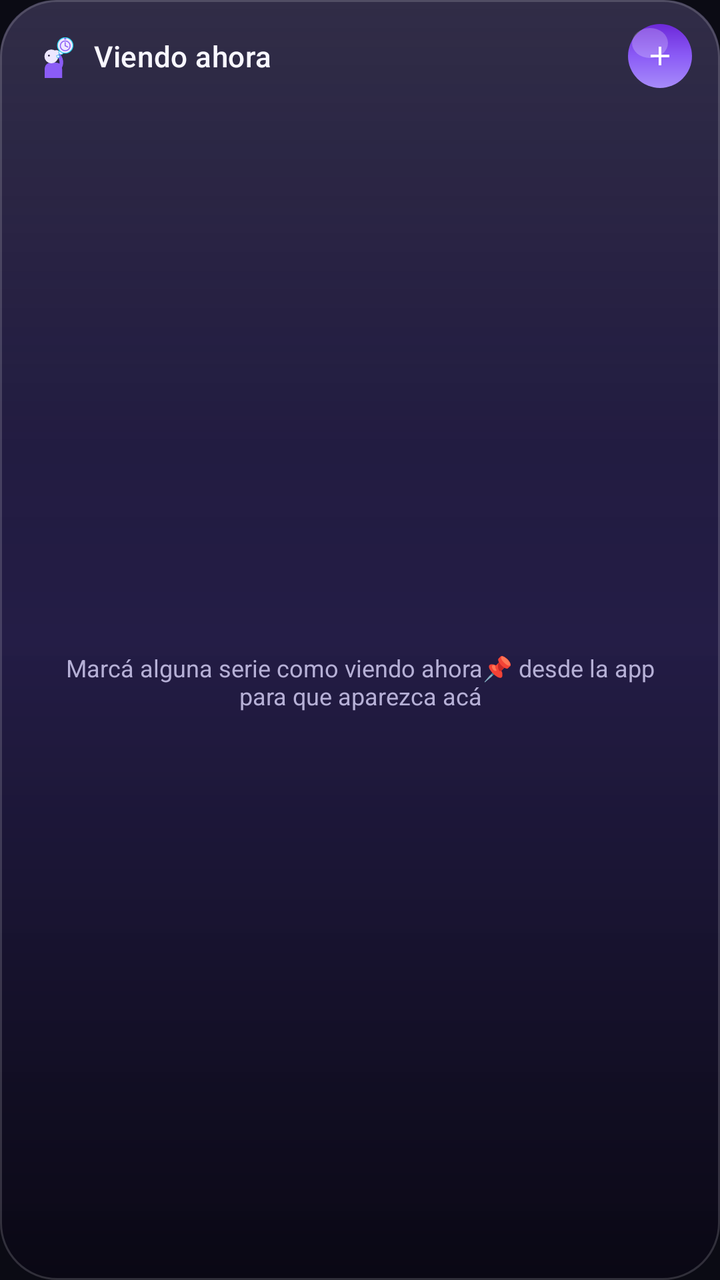
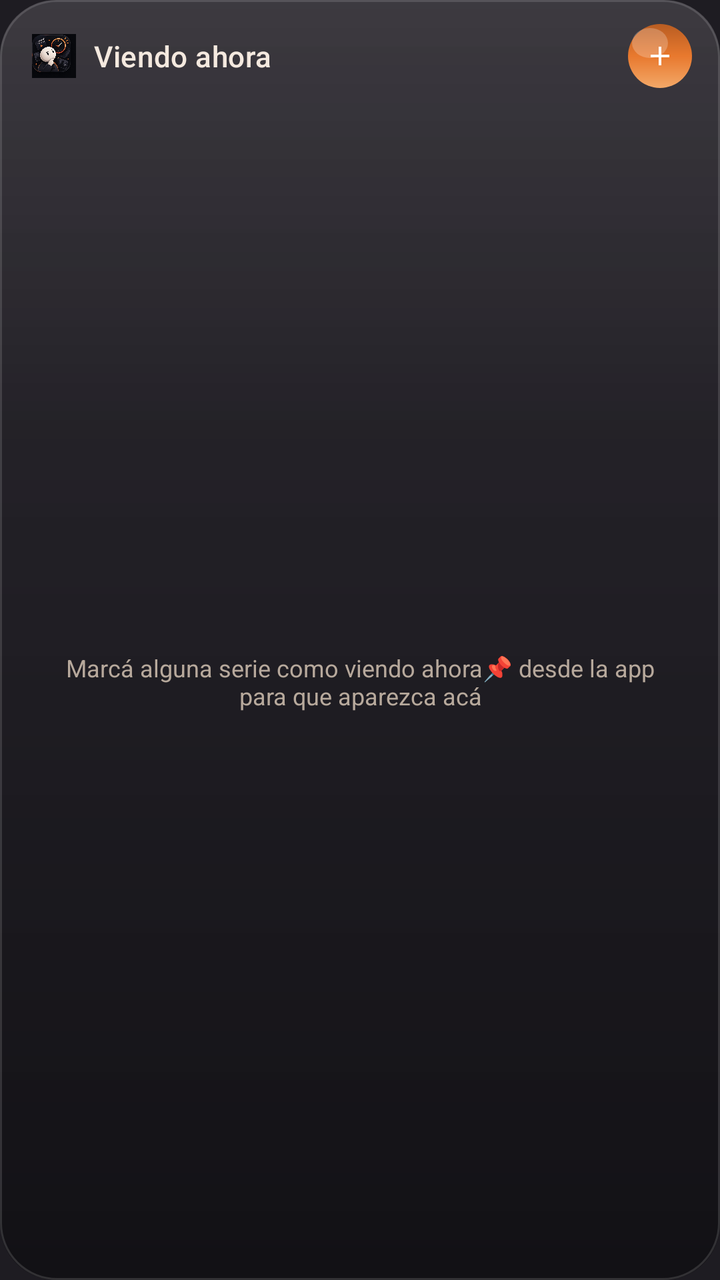

Screens rendered from an Android XML layout before and after an edit, with the pre-edit source and the edit as a unified diff.
<!-- AndroidManifest.xml: application theme Theme.DondeMierdaIba -->
<!-- res/layout/widget_series_list.xml -->
<?xml version="1.0" encoding="utf-8"?>
<LinearLayout xmlns:android="http://schemas.android.com/apk/res/android"
    android:layout_width="match_parent"
    android:layout_height="match_parent"
    android:background="@drawable/widget_background"
    android:orientation="vertical"
    android:padding="12dp">

    <LinearLayout
        android:layout_width="match_parent"
        android:layout_height="wrap_content"
        android:gravity="center_vertical"
        android:orientation="horizontal"
        android:paddingStart="4dp"
        android:paddingEnd="2dp"
        android:paddingBottom="10dp">

        <ImageView
            android:layout_width="22dp"
            android:layout_height="22dp"
            android:src="@drawable/ic_logo" />

        <TextView
            android:layout_width="0dp"
            android:layout_height="wrap_content"
            android:layout_weight="1"
            android:layout_marginStart="9dp"
            android:fontFamily="sans-serif-medium"
            android:letterSpacing="0.01"
            android:text="@string/widget_title"
            android:textColor="#F8F7FF"
            android:textSize="14.5sp" />

        <ImageView
            android:id="@+id/widgetBtnAdd"
            android:layout_width="32dp"
            android:layout_height="32dp"
            android:background="@drawable/widget_btn_add_circle"
            android:padding="8dp"
            android:src="@drawable/ic_widget_plus" />

    </LinearLayout>

    <FrameLayout
        android:layout_width="match_parent"
        android:layout_height="0dp"
        android:layout_weight="1">

        <ListView
            android:id="@+id/widgetListView"
            android:layout_width="match_parent"
            android:layout_height="match_parent"
            android:divider="@android:color/transparent"
            android:dividerHeight="8dp"
            android:listSelector="@android:color/transparent"
            android:scrollbars="none" />

        <TextView
            android:id="@+id/widgetEmptyView"
            android:layout_width="match_parent"
            android:layout_height="match_parent"
            android:gravity="center"
            android:paddingStart="20dp"
            android:paddingEnd="20dp"
            android:text="@string/widget_empty"
            android:textColor="#B6B0D6"
            android:textSize="12sp" />

    </FrameLayout>

</LinearLayout>
<!-- resources referenced by this layout -->
<resources>
  <!-- drawable ic_logo: vector/xml drawable (drawable, 2166 chars, omitted) -->
  <!-- drawable ic_widget_plus (drawable) -->
  <?xml version="1.0" encoding="utf-8"?>
  <vector xmlns:android="http://schemas.android.com/apk/res/android"
      android:width="16dp" android:height="16dp" android:viewportWidth="24" android:viewportHeight="24">
      <path android:fillColor="#FFFFFF" android:pathData="M19,13h-6v6h-2v-6H5v-2h6V5h2v6h6z"/>
  </vector>
  <!-- drawable widget_background (drawable) -->
  <?xml version="1.0" encoding="utf-8"?>
  <layer-list xmlns:android="http://schemas.android.com/apk/res/android">
      <item>
          <shape android:shape="rectangle">
              <corners android:radius="28dp" />
              <gradient
                  android:type="linear"
                  android:angle="115"
                  android:startColor="#15102E"
                  android:centerColor="#1F1842"
                  android:endColor="#0A0814" />
          </shape>
      </item>
      
      <item>
          <shape android:shape="rectangle">
              <corners android:radius="28dp" />
              <gradient
                  android:type="linear"
                  android:angle="115"
                  android:startColor="#1EFFFFFF"
                  android:centerColor="#06FFFFFF"
                  android:endColor="#00000000"
                  android:centerY="0.35" />
          </shape>
      </item>
      <item>
          <shape android:shape="rectangle">
              <corners android:radius="28dp" />
              <stroke android:width="1dp" android:color="#28FFFFFF" />
          </shape>
      </item>
  </layer-list>
  <!-- drawable widget_btn_add_circle (drawable) -->
  <?xml version="1.0" encoding="utf-8"?>
  <layer-list xmlns:android="http://schemas.android.com/apk/res/android">
      <item>
          <shape android:shape="oval">
              <gradient
                  android:type="linear"
                  android:angle="90"
                  android:startColor="#A78BFA"
                  android:centerColor="#8B5CF6"
                  android:endColor="#6D28D9" />
          </shape>
      </item>
      <item
          android:top="2dp"
          android:left="2dp"
          android:right="12dp"
          android:bottom="15dp">
          <shape android:shape="oval">
              <solid android:color="#3AFFFFFF" />
          </shape>
      </item>
  </layer-list>
  <string name="widget_empty">Marcá alguna serie como "viendo ahora" 📌 desde la app para que aparezca acá</string>
  <string name="widget_title">Viendo ahora</string>
  <style name="Theme.DondeMierdaIba" parent="Theme.MaterialComponents.NoActionBar">
          <item name="colorPrimary">@color/accent_violet</item>
          <item name="colorPrimaryDark">@color/bg_top</item>
          <item name="colorAccent">@color/accent_cyan</item>
          <item name="android:windowBackground">@color/bg_top</item>
          <item name="android:statusBarColor">@color/bg_top</item>
          <item name="android:navigationBarColor">@color/bg_top</item>
          <item name="android:textColorPrimary">@color/text_primary</item>
          <item name="android:textColorSecondary">@color/text_secondary</item>
          <item name="android:windowLightStatusBar">false</item>
      </style>
  <color name="accent_violet">#8B5CF6</color>
  <color name="bg_top">#0B0B14</color>
  <color name="accent_cyan">#22D3EE</color>
  <color name="text_primary">#F5F3FF</color>
  <color name="text_secondary">#B6B0D6</color>
</resources>

<!-- the commit's change to res/layout/widget_series_list.xml (unified diff, before → after) -->
@@ -28,7 +28,7 @@
             android:fontFamily="sans-serif-medium"
             android:letterSpacing="0.01"
             android:text="@string/widget_title"
-            android:textColor="#F8F7FF"
+            android:textColor="#F4E9DF"
             android:textSize="14.5sp" />
 
         <ImageView
@@ -63,7 +63,7 @@
             android:paddingStart="20dp"
             android:paddingEnd="20dp"
             android:text="@string/widget_empty"
-            android:textColor="#B6B0D6"
+            android:textColor="#B7A99C"
             android:textSize="12sp" />
 
     </FrameLayout>
<!-- resource entries referenced after the edit -->
@@ -1,6 +1,6 @@
 <!-- resources referenced by this layout -->
 <resources>
-  <!-- drawable ic_logo: vector/xml drawable (drawable, 2166 chars, omitted) -->
+  <!-- drawable ic_logo: png bitmap (drawable-nodpi, 174513 bytes) -->
   <!-- drawable ic_widget_plus (drawable) -->
   <?xml version="1.0" encoding="utf-8"?>
   <vector xmlns:android="http://schemas.android.com/apk/res/android"
@@ -16,9 +16,9 @@
               <gradient
                   android:type="linear"
                   android:angle="115"
-                  android:startColor="#15102E"
-                  android:centerColor="#1F1842"
-                  android:endColor="#0A0814" />
+                  android:startColor="#221F26"
+                  android:centerColor="#1B191F"
+                  android:endColor="#121115" />
           </shape>
       </item>
       
@@ -37,7 +37,7 @@
       <item>
           <shape android:shape="rectangle">
               <corners android:radius="28dp" />
-              <stroke android:width="1dp" android:color="#28FFFFFF" />
+              <stroke android:width="1dp" android:color="#22FFFFFF" />
           </shape>
       </item>
   </layer-list>
@@ -49,9 +49,9 @@
               <gradient
                   android:type="linear"
                   android:angle="90"
-                  android:startColor="#A78BFA"
-                  android:centerColor="#8B5CF6"
-                  android:endColor="#6D28D9" />
+                  android:startColor="@color/accent_orange_light"
+                  android:centerColor="@color/accent_orange"
+                  android:endColor="@color/accent_orange_dark" />
           </shape>
       </item>
       <item
@@ -77,10 +77,13 @@
           <item name="android:textColorSecondary">@color/text_secondary</item>
           <item name="android:windowLightStatusBar">false</item>
       </style>
-  <color name="accent_violet">#8B5CF6</color>
-  <color name="bg_top">#0B0B14</color>
-  <color name="accent_cyan">#22D3EE</color>
-  <color name="text_primary">#F5F3FF</color>
-  <color name="text_secondary">#B6B0D6</color>
+  <color name="accent_orange_light">#F3A868</color>
+  <color name="accent_orange">#E8792E</color>
+  <color name="accent_orange_dark">#B85D22</color>
+  <color name="accent_violet">#E8792E</color>
+  <color name="bg_top">#1E1C22</color>
+  <color name="accent_cyan">#F4B740</color>
+  <color name="text_primary">#F4E9DF</color>
+  <color name="text_secondary">#B7A99C</color>
 </resources>
 
